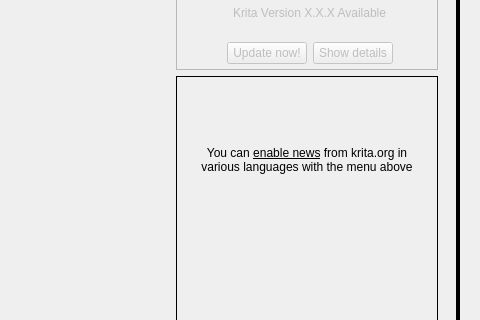
Above: libs/ui/forms/KisWelcomePage.ui from KDE/krita before the change; both pictures show x 668 to 1148 and y 93 to 413 of the 1148 by 808 pixel window. Below: the same form after it.
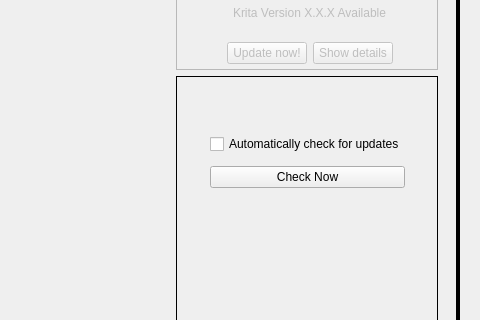
That is the form after the change. Custom widgets are drawn as their Qt base class.

Commit message:
Enable news and update notifications by default
Because users don't expect to have to opt into update checks nowadays.
However, we still want to give them the option to opt out of it without
Krita opening a network connection, so the update check is not performed
on first startup to give the user a chance to turn it off. And even if
they turned it off, they get a button to check manually.

What changed in the file:
```diff
--- a/libs/ui/forms/KisWelcomePage.ui
+++ b/libs/ui/forms/KisWelcomePage.ui
@@ -1552,37 +1552,73 @@
            </property>
            <layout class="QVBoxLayout" name="verticalLayout">
             <item>
-             <widget class="QLabel" name="labelNoFeed">
-              <property name="sizePolicy">
-               <sizepolicy hsizetype="Preferred" vsizetype="Expanding">
-                <horstretch>0</horstretch>
-                <verstretch>0</verstretch>
-               </sizepolicy>
-              </property>
-              <property name="text">
-               <string>You can &lt;a href=&quot;ignored&quot; style=&quot;color: COLOR_PLACEHOLDER; text-decoration: underline;&quot;&gt;enable news&lt;/a&gt; from krita.org in various languages with the menu above</string>
-              </property>
-              <property name="textFormat">
-               <enum>Qt::RichText</enum>
-              </property>
-              <property name="alignment">
-               <set>Qt::AlignCenter</set>
-              </property>
-              <property name="wordWrap">
-               <bool>true</bool>
-              </property>
-              <property name="margin">
-               <number>0</number>
-              </property>
-              <property name="indent">
-               <number>-1</number>
-              </property>
-              <property name="openExternalLinks">
-               <bool>false</bool>
-              </property>
-              <property name="textInteractionFlags">
-               <set>Qt::LinksAccessibleByKeyboard|Qt::LinksAccessibleByMouse</set>
-              </property>
+             <widget class="QWidget" name="noNewsWidget" native="true">
+              <layout class="QGridLayout" name="noNewsWidgetLayout" columnstretch="1,0,1">
+               <property name="leftMargin">
+                <number>0</number>
+               </property>
+               <property name="topMargin">
+                <number>0</number>
+               </property>
+               <property name="rightMargin">
+                <number>0</number>
+               </property>
+               <property name="bottomMargin">
+                <number>0</number>
+               </property>
+               <property name="horizontalSpacing">
+                <number>0</number>
+               </property>
+               <property name="verticalSpacing">
+                <number>12</number>
+               </property>
+               <item row="0" column="0" colspan="3">
+                <spacer name="noNewsTopSpacer">
+                 <property name="orientation">
+                  <enum>Qt::Vertical</enum>
+                 </property>
+                 <property name="sizeHint" stdset="0">
+                  <size>
+                   <width>0</width>
+                   <height>0</height>
+                  </size>
+                 </property>
+                </spacer>
+               </item>
+               <item row="1" column="1">
+                <widget class="QCheckBox" name="enableNewsBox">
+                 <property name="toolTip">
+                  <string>Show news about Krita: this needs internet to retrieve information from the krita.org website</string>
+                 </property>
+                 <property name="text">
+                  <string>Automatically check for updates</string>
+                 </property>
+                </widget>
+               </item>
+               <item row="3" column="0" colspan="3">
+                <spacer name="noNewsBottomSpacer">
+                 <property name="orientation">
+                  <enum>Qt::Vertical</enum>
+                 </property>
+                 <property name="sizeHint" stdset="0">
+                  <size>
+                   <width>0</width>
+                   <height>0</height>
+                  </size>
+                 </property>
+                </spacer>
+               </item>
+               <item row="2" column="1">
+                <widget class="QPushButton" name="checkNowButton">
+                 <property name="toolTip">
+                  <string>Retrieve news and updates from krita.org now.</string>
+                 </property>
+                 <property name="text">
+                  <string>Check Now</string>
+                 </property>
+                </widget>
+               </item>
+              </layout>
              </widget>
             </item>
             <item>
```
The commit also changes 5 other files.
